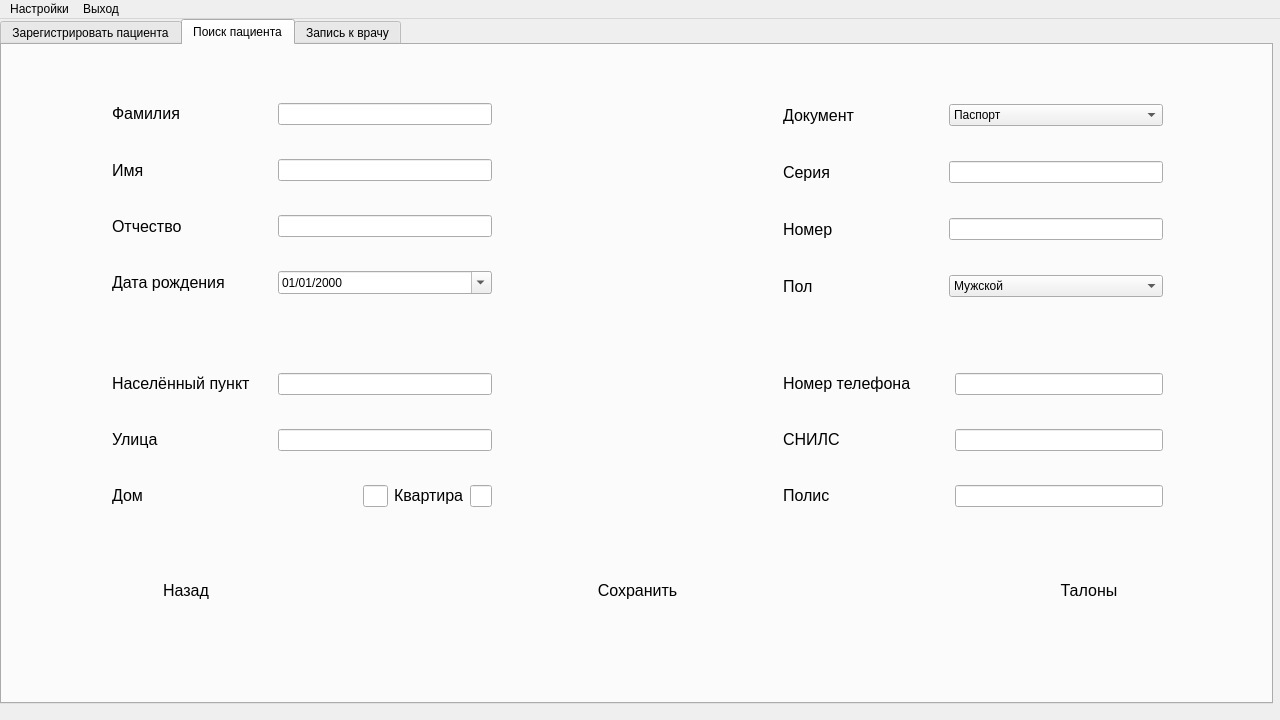
First picture: the form in 6th-semester/software-architecture/src/View/ApplicationViewUi.ui, repository theseChains/uni-assignments, before the edit.
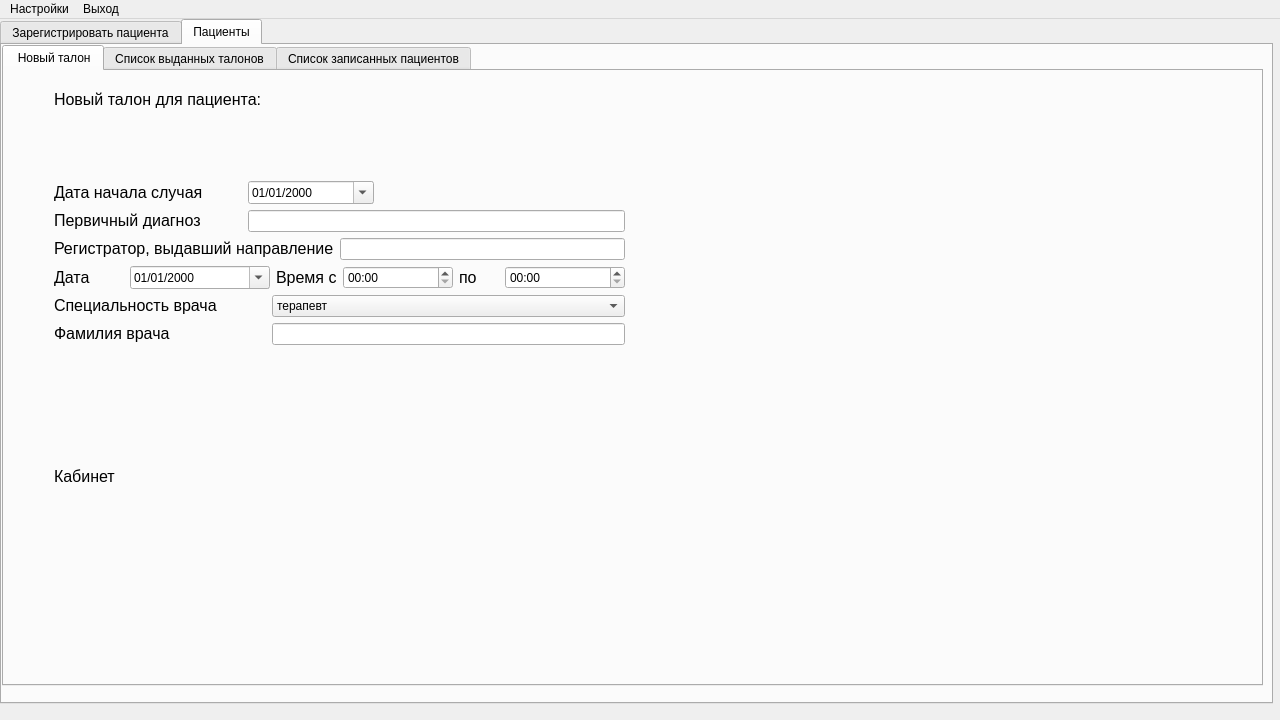
Second picture: the form after the edit.

Commit message: Add half of the talon creation page

What changed in the file:
```diff
--- a/6th-semester/software-architecture/src/View/ApplicationViewUi.ui
+++ b/6th-semester/software-architecture/src/View/ApplicationViewUi.ui
@@ -517,7 +517,7 @@
       </widget>
       <widget class="QWidget" name="Clients">
        <attribute name="title">
-        <string>Поиск пациента</string>
+        <string>Пациенты</string>
        </attribute>
        <widget class="QStackedWidget" name="ClientSearchStackedWidget">
         <property name="geometry">
@@ -529,7 +529,7 @@
          </rect>
         </property>
         <property name="currentIndex">
-         <number>2</number>
+         <number>3</number>
         </property>
         <widget class="QWidget" name="SearchClientsPage">
          <widget class="QWidget" name="horizontalLayoutWidget_10">
@@ -1044,7 +1044,7 @@
           <property name="geometry">
            <rect>
             <x>110</x>
-            <y>300</y>
+            <y>320</y>
             <width>1051</width>
             <height>191</height>
            </rect>
@@ -1222,7 +1222,7 @@
           <property name="geometry">
            <rect>
             <x>110</x>
-            <y>30</y>
+            <y>50</y>
             <width>1051</width>
             <height>251</height>
            </rect>
@@ -1453,7 +1453,7 @@
           <property name="geometry">
            <rect>
             <x>110</x>
-            <y>520</y>
+            <y>540</y>
             <width>1051</width>
             <height>51</height>
            </rect>
@@ -1551,24 +1551,300 @@
           </layout>
          </widget>
         </widget>
-       </widget>
-      </widget>
-      <widget class="QWidget" name="DoctorAppointment">
-       <attribute name="title">
-        <string>Запись к врачу</string>
-       </attribute>
-       <widget class="QPushButton" name="pushButton_5">
-        <property name="geometry">
-         <rect>
-          <x>200</x>
-          <y>370</y>
-          <width>80</width>
-          <height>24</height>
-         </rect>
-        </property>
-        <property name="text">
-         <string>PushButton</string>
-        </property>
+        <widget class="QWidget" name="TalonPage">
+         <widget class="QTabWidget" name="TalonPageTabs">
+          <property name="geometry">
+           <rect>
+            <x>0</x>
+            <y>0</y>
+            <width>1261</width>
+            <height>641</height>
+           </rect>
+          </property>
+          <property name="currentIndex">
+           <number>0</number>
+          </property>
+          <widget class="QWidget" name="tab">
+           <attribute name="title">
+            <string> Новый талон</string>
+           </attribute>
+           <widget class="QWidget" name="verticalLayoutWidget_6">
+            <property name="geometry">
+             <rect>
+              <x>50</x>
+              <y>110</y>
+              <width>571</width>
+              <height>421</height>
+             </rect>
+            </property>
+            <layout class="QVBoxLayout" name="verticalLayout_17">
+             <item>
+              <layout class="QHBoxLayout" name="horizontalLayout_72" stretch="3,2,4">
+               <property name="spacing">
+                <number>6</number>
+               </property>
+               <item>
+                <widget class="QLabel" name="label_59">
+                 <property name="text">
+                  <string>&lt;html&gt;&lt;head/&gt;&lt;body&gt;&lt;p&gt;&lt;span style=&quot; font-size:12pt;&quot;&gt;Дата начала случая&lt;/span&gt;&lt;/p&gt;&lt;/body&gt;&lt;/html&gt;</string>
+                 </property>
+                </widget>
+               </item>
+               <item>
+                <widget class="QDateEdit" name="dateEdit_5">
+                 <property name="displayFormat">
+                  <string>dd/MM/yyyy</string>
+                 </property>
+                 <property name="calendarPopup">
+                  <bool>true</bool>
+                 </property>
+                </widget>
+               </item>
+               <item>
+                <spacer name="horizontalSpacer_6">
+                 <property name="orientation">
+                  <enum>Qt::Horizontal</enum>
+                 </property>
+                 <property name="sizeHint" stdset="0">
+                  <size>
+                   <width>40</width>
+                   <height>20</height>
+                  </size>
+                 </property>
+                </spacer>
+               </item>
+              </layout>
+             </item>
+             <item>
+              <layout class="QHBoxLayout" name="horizontalLayout_70" stretch="50,100">
+               <property name="spacing">
+                <number>6</number>
+               </property>
+               <item>
+                <widget class="QLabel" name="label_39">
+                 <property name="text">
+                  <string>&lt;html&gt;&lt;head/&gt;&lt;body&gt;&lt;p&gt;&lt;span style=&quot; font-size:12pt;&quot;&gt;Первичный диагноз&lt;/span&gt;&lt;/p&gt;&lt;/body&gt;&lt;/html&gt;</string>
+                 </property>
+                </widget>
+               </item>
+               <item>
+                <widget class="QLineEdit" name="lineEdit_3"/>
+               </item>
+              </layout>
+             </item>
+             <item>
+              <layout class="QHBoxLayout" name="horizontalLayout_73" stretch="50,100">
+               <property name="spacing">
+                <number>6</number>
+               </property>
+               <item>
+                <widget class="QLabel" name="label_61">
+                 <property name="text">
+                  <string>&lt;html&gt;&lt;head/&gt;&lt;body&gt;&lt;p&gt;&lt;span style=&quot; font-size:12pt;&quot;&gt;Регистратор, выдавший направление&lt;/span&gt;&lt;/p&gt;&lt;/body&gt;&lt;/html&gt;</string>
+                 </property>
+                </widget>
+               </item>
+               <item>
+                <widget class="QLineEdit" name="lineEdit_40"/>
+               </item>
+              </layout>
+             </item>
+             <item>
+              <layout class="QHBoxLayout" name="horizontalLayout_74" stretch="1,2,5">
+               <property name="spacing">
+                <number>6</number>
+               </property>
+               <item>
+                <widget class="QLabel" name="label_62">
+                 <property name="text">
+                  <string>&lt;html&gt;&lt;head/&gt;&lt;body&gt;&lt;p&gt;&lt;span style=&quot; font-size:12pt;&quot;&gt;Дата&lt;/span&gt;&lt;/p&gt;&lt;/body&gt;&lt;/html&gt;</string>
+                 </property>
+                </widget>
+               </item>
+               <item>
+                <widget class="QDateEdit" name="dateEdit_6">
+                 <property name="displayFormat">
+                  <string>dd/MM/yyyy</string>
+                 </property>
+                 <property name="calendarPopup">
+                  <bool>true</bool>
+                 </property>
+                </widget>
+               </item>
+               <item>
+                <layout class="QHBoxLayout" name="horizontalLayout_76" stretch="1,2,3">
+                 <property name="spacing">
+                  <number>6</number>
+                 </property>
+                 <item>
+                  <widget class="QLabel" name="label_64">
+                   <property name="text">
+                    <string>&lt;html&gt;&lt;head/&gt;&lt;body&gt;&lt;p&gt;&lt;span style=&quot; font-size:12pt;&quot;&gt;Время с&lt;/span&gt;&lt;/p&gt;&lt;/body&gt;&lt;/html&gt;</string>
+                   </property>
+                  </widget>
+                 </item>
+                 <item>
+                  <widget class="QTimeEdit" name="timeEdit">
+                   <property name="displayFormat">
+                    <string>hh:mm</string>
+                   </property>
+                  </widget>
+                 </item>
+                 <item>
+                  <layout class="QHBoxLayout" name="horizontalLayout_77" stretch="1,3">
+                   <property name="spacing">
+                    <number>6</number>
+                   </property>
+                   <item>
+                    <widget class="QLabel" name="label_65">
+                     <property name="text">
+                      <string>&lt;html&gt;&lt;head/&gt;&lt;body&gt;&lt;p&gt;&lt;span style=&quot; font-size:12pt;&quot;&gt;по&lt;/span&gt;&lt;/p&gt;&lt;/body&gt;&lt;/html&gt;</string>
+                     </property>
+                    </widget>
+                   </item>
+                   <item>
+                    <widget class="QTimeEdit" name="timeEdit_2">
+                     <property name="displayFormat">
+                      <string>hh:mm</string>
+                     </property>
+                    </widget>
+                   </item>
+                  </layout>
+                 </item>
+                </layout>
+               </item>
+              </layout>
+             </item>
+             <item>
+              <layout class="QHBoxLayout" name="horizontalLayout_75" stretch="3,5">
+               <property name="spacing">
+                <number>6</number>
+               </property>
+               <item>
+                <widget class="QLabel" name="label_63">
+                 <property name="text">
+                  <string>&lt;html&gt;&lt;head/&gt;&lt;body&gt;&lt;p&gt;&lt;span style=&quot; font-size:12pt;&quot;&gt;Специальность врача&lt;/span&gt;&lt;/p&gt;&lt;/body&gt;&lt;/html&gt;</string>
+                 </property>
+                </widget>
+               </item>
+               <item>
+                <widget class="QComboBox" name="comboBox_9">
+                 <item>
+                  <property name="text">
+                   <string>терапевт</string>
+                  </property>
+                 </item>
+                 <item>
+                  <property name="text">
+                   <string>лаборант</string>
+                  </property>
+                 </item>
+                 <item>
+                  <property name="text">
+                   <string>кардиолог</string>
+                  </property>
+                 </item>
+                 <item>
+                  <property name="text">
+                   <string>офтальмолог</string>
+                  </property>
+                 </item>
+                </widget>
+               </item>
+              </layout>
+             </item>
+             <item>
+              <layout class="QHBoxLayout" name="horizontalLayout_79" stretch="3,5">
+               <property name="spacing">
+                <number>6</number>
+               </property>
+               <item>
+                <widget class="QLabel" name="label_67">
+                 <property name="text">
+                  <string>&lt;html&gt;&lt;head/&gt;&lt;body&gt;&lt;p&gt;&lt;span style=&quot; font-size:12pt;&quot;&gt;Фамилия врача&lt;/span&gt;&lt;/p&gt;&lt;/body&gt;&lt;/html&gt;</string>
+                 </property>
+                </widget>
+               </item>
+               <item>
+                <widget class="QLineEdit" name="lineEdit_45"/>
+               </item>
+              </layout>
+             </item>
+             <item>
+              <layout class="QHBoxLayout" name="horizontalLayout_80" stretch="3,5">
+               <property name="spacing">
+                <number>6</number>
+               </property>
+               <item>
+                <widget class="QLabel" name="label_68">
+                 <property name="text">
+                  <string>&lt;html&gt;&lt;head/&gt;&lt;body&gt;&lt;p&gt;&lt;span style=&quot; font-size:12pt;&quot;&gt;Кабинет&lt;/span&gt;&lt;/p&gt;&lt;/body&gt;&lt;/html&gt;</string>
+                 </property>
+                </widget>
+               </item>
+               <item>
+                <widget class="QLabel" name="label_69">
+                 <property name="font">
+                  <font>
+                   <pointsize>12</pointsize>
+                  </font>
+                 </property>
+                 <property name="text">
+                  <string/>
+                 </property>
+                 <property name="alignment">
+                  <set>Qt::AlignRight|Qt::AlignTrailing|Qt::AlignVCenter</set>
+                 </property>
+                </widget>
+               </item>
+              </layout>
+             </item>
+            </layout>
+           </widget>
+           <widget class="QWidget" name="verticalLayoutWidget_7">
+            <property name="geometry">
+             <rect>
+              <x>50</x>
+              <y>10</y>
+              <width>571</width>
+              <height>80</height>
+             </rect>
+            </property>
+            <layout class="QVBoxLayout" name="verticalLayout_18">
+             <item>
+              <widget class="QLabel" name="label_60">
+               <property name="text">
+                <string>&lt;html&gt;&lt;head/&gt;&lt;body&gt;&lt;p&gt;&lt;span style=&quot; font-size:12pt;&quot;&gt;Новый талон для пациента:&lt;/span&gt;&lt;/p&gt;&lt;/body&gt;&lt;/html&gt;</string>
+               </property>
+              </widget>
+             </item>
+             <item>
+              <widget class="QLabel" name="TalonPageClientInfo">
+               <property name="font">
+                <font>
+                 <pointsize>14</pointsize>
+                </font>
+               </property>
+               <property name="text">
+                <string/>
+               </property>
+              </widget>
+             </item>
+            </layout>
+           </widget>
+          </widget>
+          <widget class="QWidget" name="tab_2">
+           <attribute name="title">
+            <string>Список выданных талонов</string>
+           </attribute>
+          </widget>
+          <widget class="QWidget" name="tab_3">
+           <attribute name="title">
+            <string>Список записанных пациентов</string>
+           </attribute>
+          </widget>
+         </widget>
+        </widget>
        </widget>
       </widget>
      </widget>
```
Left out of the diff: 302 changed lines with no effect on the pictures. The commit also changes 3 other files.
